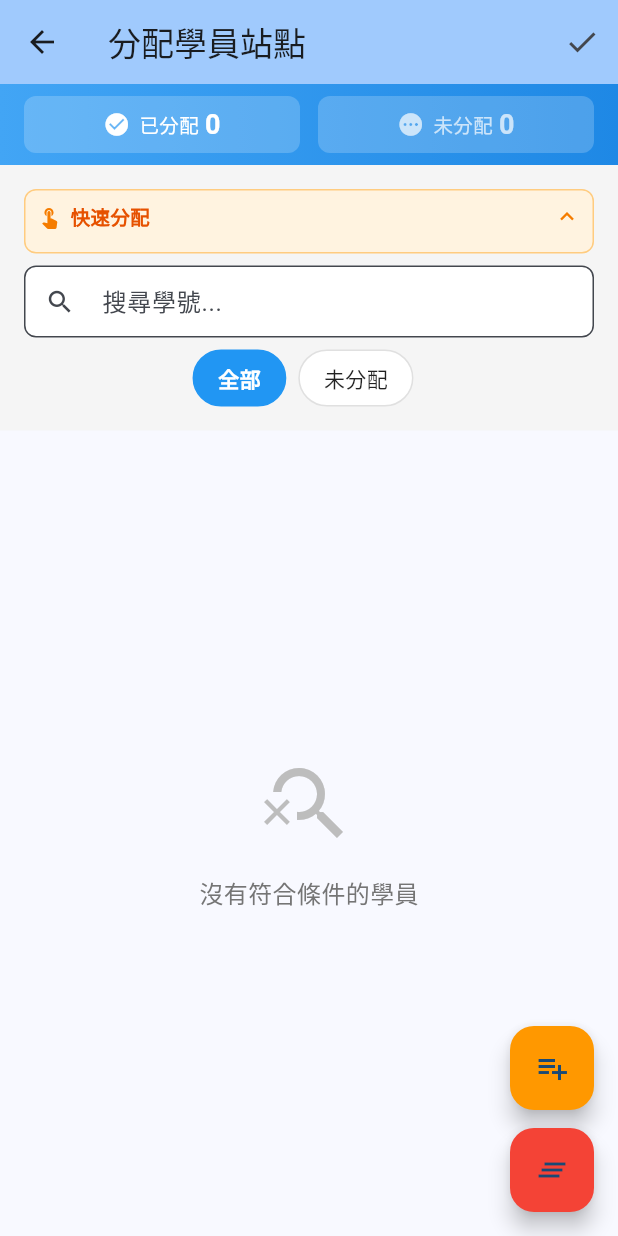
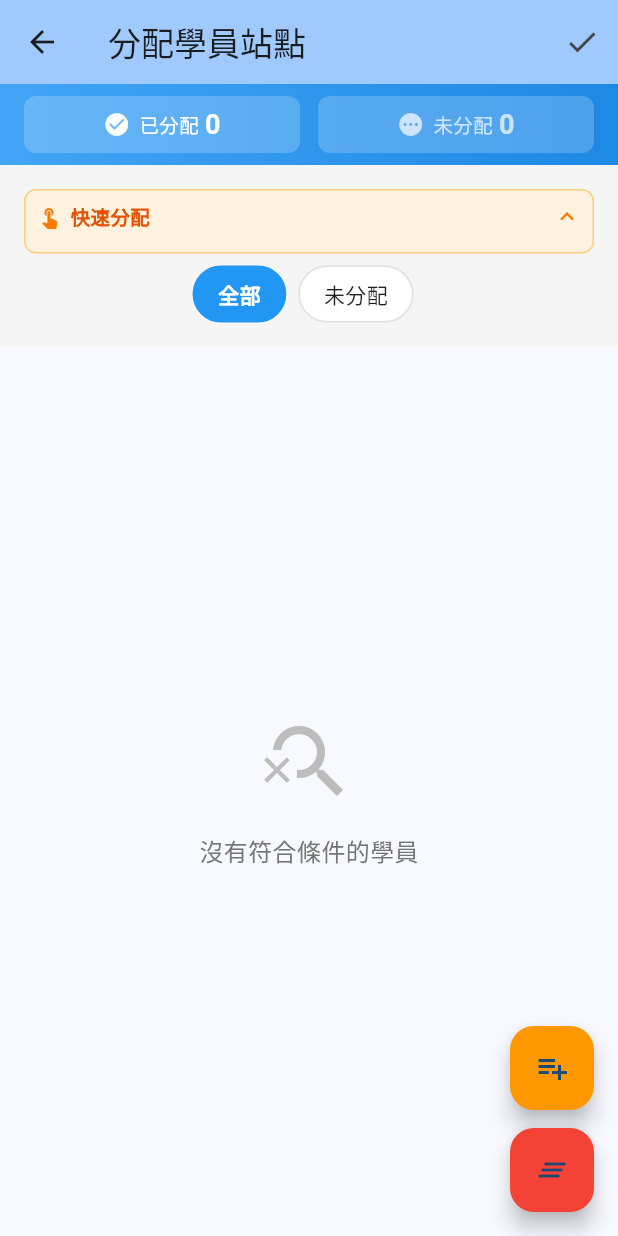
Before and after one commit to j84637587/military-staff-shuttle, a Flutter app: the StudentAssignmentPage screen opened directly with empty values, on a phone screen of 412 x 824 dp. Run offline on Flutter 3.47's test engine with Material 3 defaults, Android fonts, the phone set to English and light mode, and no system bars; our stand-ins replace shared_preferences; accounts and stored records are empty.

Commit message:
refactor: Simplify UI components and improve layout in StudentAssignmentPage

```diff
--- a/lib/pages/create_record_page.dart
+++ b/lib/pages/create_record_page.dart
@@ -517,34 +517,6 @@ class _StudentAssignmentPageState extends State<StudentAssignmentPage> {
                       ),
                       if (_isQuickModeExpanded) ...[
                         const SizedBox(height: 6),
-                        Row(
-                          children: [
-                            const Spacer(),
-                            if (_quickSelectStationId != null)
-                              TextButton.icon(
-                                onPressed: () {
-                                  setState(() {
-                                    _quickSelectStationId = null;
-                                  });
-                                },
-                                icon: const Icon(Icons.clear, size: 14),
-                                label: const Text(
-                                  '清除',
-                                  style: TextStyle(fontSize: 12),
-                                ),
-                                style: TextButton.styleFrom(
-                                  foregroundColor: Colors.orange[700],
-                                  padding: const EdgeInsets.symmetric(
-                                    horizontal: 6,
-                                    vertical: 2,
-                                  ),
-                                  minimumSize: Size.zero,
-                                  tapTargetSize:
-                                      MaterialTapTargetSize.shrinkWrap,
-                                ),
-                              ),
-                          ],
-                        ),
                         // 站點選擇
                         Wrap(
                           spacing: 6,
@@ -589,10 +561,7 @@ class _StudentAssignmentPageState extends State<StudentAssignmentPage> {
                                   children: [
                                     Icon(Icons.sync_alt, size: 14),
                                     SizedBox(width: 2),
-                                    Text(
-                                      '來回',
-                                      style: TextStyle(fontSize: 11),
-                                    ),
+                                    Text('來回', style: TextStyle(fontSize: 11)),
                                   ],
                                 ),
                                 selected:
@@ -619,10 +588,7 @@ class _StudentAssignmentPageState extends State<StudentAssignmentPage> {
                                   children: [
                                     Icon(Icons.logout, size: 14),
                                     SizedBox(width: 2),
-                                    Text(
-                                      '離營',
-                                      style: TextStyle(fontSize: 11),
-                                    ),
+                                    Text('離營', style: TextStyle(fontSize: 11)),
                                   ],
                                 ),
                                 selected:
@@ -649,10 +615,7 @@ class _StudentAssignmentPageState extends State<StudentAssignmentPage> {
                                   children: [
                                     Icon(Icons.login, size: 14),
                                     SizedBox(width: 2),
-                                    Text(
-                                      '回營',
-                                      style: TextStyle(fontSize: 11),
-                                    ),
+                                    Text('回營', style: TextStyle(fontSize: 11)),
                                   ],
                                 ),
                                 selected:
@@ -660,7 +623,8 @@ class _StudentAssignmentPageState extends State<StudentAssignmentPage> {
                                 onSelected: (selected) {
                                   if (selected) {
                                     setState(() {
-                                      _quickSelectRideType = RideType.returnBase;
+                                      _quickSelectRideType =
+                                          RideType.returnBase;
                                     });
                                   }
                                 },
@@ -679,41 +643,6 @@ class _StudentAssignmentPageState extends State<StudentAssignmentPage> {
                       ],
                     ],
                   ),
-                ),
-                const SizedBox(height: 8),
-                // 搜尋框
-                TextField(
-                  controller: _searchController,
-                  decoration: InputDecoration(
-                    hintText: '搜尋學號...',
-                    prefixIcon: const Icon(Icons.search, size: 20),
-                    suffixIcon: _searchQuery.isNotEmpty
-                        ? IconButton(
-                            icon: const Icon(Icons.clear, size: 20),
-                            onPressed: () {
-                              setState(() {
-                                _searchController.clear();
-                                _searchQuery = '';
-                              });
-                            },
-                          )
-                        : null,
-                    border: OutlineInputBorder(
-                      borderRadius: BorderRadius.circular(8),
-                    ),
-                    filled: true,
-                    fillColor: Colors.white,
-                    contentPadding: const EdgeInsets.symmetric(
-                      horizontal: 12,
-                      vertical: 10,
-                    ),
-                    isDense: true,
-                  ),
-                  onChanged: (value) {
-                    setState(() {
-                      _searchQuery = value;
-                    });
-                  },
                 ),
                 const SizedBox(height: 8),
                 // 快速過濾按鈕
@@ -930,17 +859,17 @@ class _StudentAssignmentPageState extends State<StudentAssignmentPage> {
         : null;
 
     return Card(
-      margin: const EdgeInsets.only(bottom: 12),
-      elevation: 2,
+      margin: const EdgeInsets.only(bottom: 8),
+      elevation: 1,
       shape: RoundedRectangleBorder(
-        borderRadius: BorderRadius.circular(12),
+        borderRadius: BorderRadius.circular(8),
         side: BorderSide(
           color: ride != null ? Colors.blue[200]! : Colors.grey[300]!,
-          width: 2,
+          width: 1.5,
         ),
       ),
       child: InkWell(
-        borderRadius: BorderRadius.circular(12),
+        borderRadius: BorderRadius.circular(8),
         onTap: () {
           // 如果快速分配模式已啟用，直接分配
           if (_quickSelectStationId != null) {
@@ -952,29 +881,29 @@ class _StudentAssignmentPageState extends State<StudentAssignmentPage> {
         },
         onLongPress: () => _showAssignDialog(studentNumber, ride),
         child: Padding(
-          padding: const EdgeInsets.all(16),
+          padding: const EdgeInsets.all(10),
           child: Row(
             children: [
               // 學號
               Container(
-                width: 60,
-                height: 60,
+                width: 48,
+                height: 48,
                 decoration: BoxDecoration(
                   color: ride != null ? Colors.blue : Colors.grey[300],
-                  borderRadius: BorderRadius.circular(12),
+                  borderRadius: BorderRadius.circular(8),
                 ),
                 child: Center(
                   child: Text(
                     studentNumber,
                     style: TextStyle(
                       color: ride != null ? Colors.white : Colors.black87,
-                      fontSize: 18,
+                      fontSize: 15,
                       fontWeight: FontWeight.bold,
                     ),
                   ),
                 ),
               ),
-              const SizedBox(width: 16),
+              const SizedBox(width: 10),
               // 站點資訊
               Expanded(
                 child: ride != null
@@ -985,20 +914,20 @@ class _StudentAssignmentPageState extends State<StudentAssignmentPage> {
                             children: [
                               Icon(
                                 Icons.location_on,
-                                size: 20,
+                                size: 16,
                                 color: Colors.blue[700],
                               ),
-                              const SizedBox(width: 4),
+                              const SizedBox(width: 3),
                               Text(
                                 station!.name,
                                 style: const TextStyle(
-                                  fontSize: 16,
+                                  fontSize: 14,
                                   fontWeight: FontWeight.bold,
                                 ),
                               ),
                             ],
                           ),
-                          const SizedBox(height: 4),
+                          const SizedBox(height: 3),
                           Row(
                             children: [
                               Icon(
@@ -1007,10 +936,10 @@ class _StudentAssignmentPageState extends State<StudentAssignmentPage> {
                                     : ride.rideType == RideType.leaveBase
                                     ? Icons.logout
                                     : Icons.login,
-                                size: 16,
+                                size: 14,
                                 color: Colors.grey[600],
                               ),
-                              const SizedBox(width: 4),
+                              const SizedBox(width: 3),
                               Text(
                                 ride.rideType == RideType.roundTrip
                                     ? '來回 (\$${station.roundTripPrice})'
@@ -1018,7 +947,7 @@ class _StudentAssignmentPageState extends State<StudentAssignmentPage> {
                                     ? '離營 (\$${station.price})'
                                     : '回營 (\$${station.price})',
                                 style: TextStyle(
-                                  fontSize: 14,
+                                  fontSize: 12,
                                   color: Colors.grey[700],
                                 ),
                               ),
@@ -1028,7 +957,7 @@ class _StudentAssignmentPageState extends State<StudentAssignmentPage> {
                       )
                     : Text(
                         '尚未分配',
-                        style: TextStyle(fontSize: 16, color: Colors.grey[600]),
+                        style: TextStyle(fontSize: 14, color: Colors.grey[600]),
                       ),
               ),
               // 操作按鈕
@@ -1036,7 +965,10 @@ class _StudentAssignmentPageState extends State<StudentAssignmentPage> {
                 icon: Icon(
                   ride != null ? Icons.edit : Icons.add_circle_outline,
                   color: ride != null ? Colors.blue : Colors.green,
+                  size: 20,
                 ),
+                padding: EdgeInsets.zero,
+                constraints: const BoxConstraints(),
                 onPressed: () => _showAssignDialog(studentNumber, ride),
               ),
             ],
```
